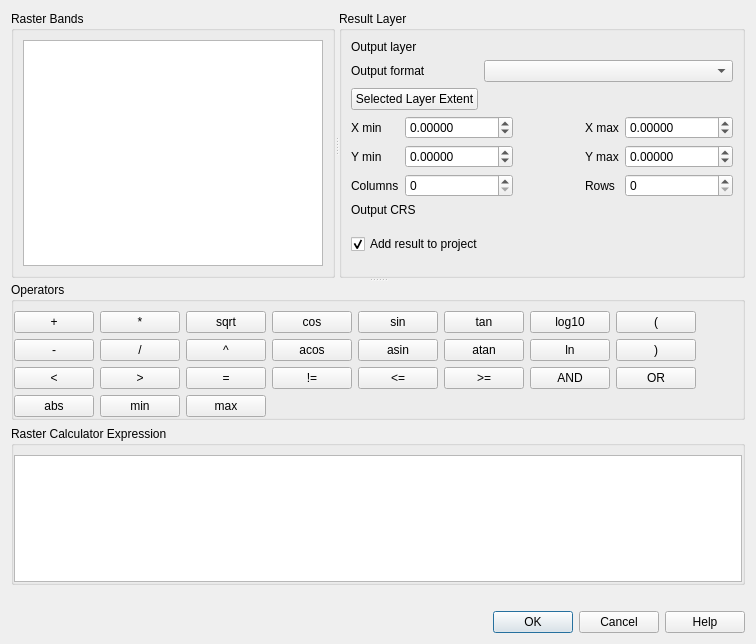
The window that src/ui/qgsrastercalcdialogbase.ui (qgis/QGIS) describes before a commit, drawn with Qt 5.
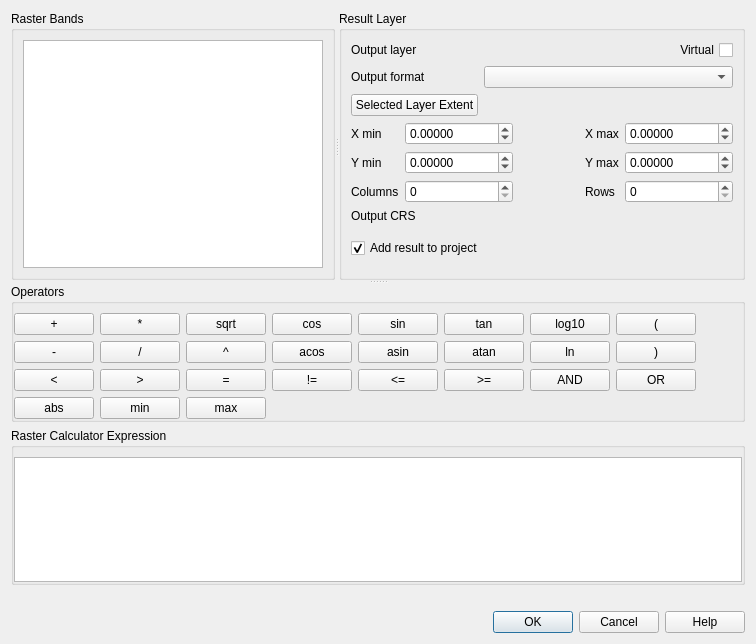
The same window after the commit. Custom widgets are drawn as their Qt base class.

Commit message: start to work on the ui dialog

The edit to the form file:
```diff
--- a/src/ui/qgsrastercalcdialogbase.ui
+++ b/src/ui/qgsrastercalcdialogbase.ui
@@ -37,7 +37,78 @@
        <property name="title">
         <string>Result Layer</string>
        </property>
-       <layout class="QGridLayout" name="gridLayout_4" columnstretch="0,1,1,0">
+       <layout class="QGridLayout" name="gridLayout_4" columnstretch="0,0,0,0">
+        <item row="5" column="1">
+         <spacer name="verticalSpacer">
+          <property name="orientation">
+           <enum>Qt::Vertical</enum>
+          </property>
+          <property name="sizeHint" stdset="0">
+           <size>
+            <width>20</width>
+            <height>40</height>
+           </size>
+          </property>
+         </spacer>
+        </item>
+        <item row="4" column="1" colspan="3">
+         <widget class="QgsProjectionSelectionWidget" name="mCrsSelector" native="true">
+          <property name="focusPolicy">
+           <enum>Qt::StrongFocus</enum>
+          </property>
+         </widget>
+        </item>
+        <item row="7" column="0">
+         <spacer name="verticalSpacer_2">
+          <property name="orientation">
+           <enum>Qt::Vertical</enum>
+          </property>
+          <property name="sizeHint" stdset="0">
+           <size>
+            <width>20</width>
+            <height>40</height>
+           </size>
+          </property>
+         </spacer>
+        </item>
+        <item row="1" column="0">
+         <widget class="QLabel" name="mOutputFormatLabel">
+          <property name="text">
+           <string>Output format</string>
+          </property>
+         </widget>
+        </item>
+        <item row="6" column="0" colspan="4">
+         <widget class="QCheckBox" name="mAddResultToProjectCheckBox">
+          <property name="text">
+           <string>Add result to project</string>
+          </property>
+          <property name="checked">
+           <bool>true</bool>
+          </property>
+         </widget>
+        </item>
+        <item row="4" column="0">
+         <widget class="QLabel" name="label">
+          <property name="text">
+           <string>Output CRS</string>
+          </property>
+         </widget>
+        </item>
+        <item row="2" column="0">
+         <widget class="QPushButton" name="mCurrentLayerExtentButton">
+          <property name="text">
+           <string>Selected Layer Extent</string>
+          </property>
+         </widget>
+        </item>
+        <item row="0" column="0">
+         <widget class="QLabel" name="mOutputLayerLabel">
+          <property name="text">
+           <string>Output layer</string>
+          </property>
+         </widget>
+        </item>
         <item row="3" column="0" colspan="4">
          <layout class="QGridLayout" name="gridLayout_3">
           <item row="3" column="3">
@@ -163,83 +234,25 @@
           </item>
          </layout>
         </item>
-        <item row="0" column="1" colspan="3">
-         <widget class="QgsFileWidget" name="mOutputLayer" native="true"/>
-        </item>
-        <item row="1" column="0">
-         <widget class="QLabel" name="mOutputFormatLabel">
-          <property name="text">
-           <string>Output format</string>
-          </property>
-         </widget>
-        </item>
-        <item row="2" column="0">
-         <widget class="QPushButton" name="mCurrentLayerExtentButton">
-          <property name="text">
-           <string>Selected Layer Extent</string>
-          </property>
-         </widget>
-        </item>
-        <item row="0" column="0">
-         <widget class="QLabel" name="mOutputLayerLabel">
-          <property name="text">
-           <string>Output layer</string>
-          </property>
-         </widget>
-        </item>
-        <item row="6" column="0" colspan="4">
-         <widget class="QCheckBox" name="mAddResultToProjectCheckBox">
-          <property name="text">
-           <string>Add result to project</string>
-          </property>
-          <property name="checked">
-           <bool>true</bool>
-          </property>
-         </widget>
-        </item>
         <item row="1" column="1" colspan="3">
          <widget class="QComboBox" name="mOutputFormatComboBox"/>
         </item>
-        <item row="5" column="1">
-         <spacer name="verticalSpacer">
-          <property name="orientation">
-           <enum>Qt::Vertical</enum>
-          </property>
-          <property name="sizeHint" stdset="0">
-           <size>
-            <width>20</width>
-            <height>40</height>
-           </size>
-          </property>
-         </spacer>
+        <item row="0" column="1" colspan="2">
+         <widget class="QgsFileWidget" name="mOutputLayer" native="true"/>
         </item>
-        <item row="4" column="0">
-         <widget class="QLabel" name="label">
+        <item row="0" column="3">
+         <widget class="QCheckBox" name="mUseVirtualProviderCheckBox">
+          <property name="layoutDirection">
+           <enum>Qt::RightToLeft</enum>
+          </property>
           <property name="text">
-           <string>Output CRS</string>
+           <string>Virtual</string>
           </property>
-         </widget>
-        </item>
-        <item row="4" column="1" colspan="3">
-         <widget class="QgsProjectionSelectionWidget" name="mCrsSelector" native="true">
-          <property name="focusPolicy">
-           <enum>Qt::StrongFocus</enum>
+          <property name="tristate">
+           <bool>false</bool>
           </property>
          </widget>
         </item>
-        <item row="7" column="0">
-         <spacer name="verticalSpacer_2">
-          <property name="orientation">
-           <enum>Qt::Vertical</enum>
-          </property>
-          <property name="sizeHint" stdset="0">
-           <size>
-            <width>20</width>
-            <height>40</height>
-           </size>
-          </property>
-         </spacer>
-        </item>
        </layout>
       </widget>
      </widget>
```
The commit also changes 3 other files.
